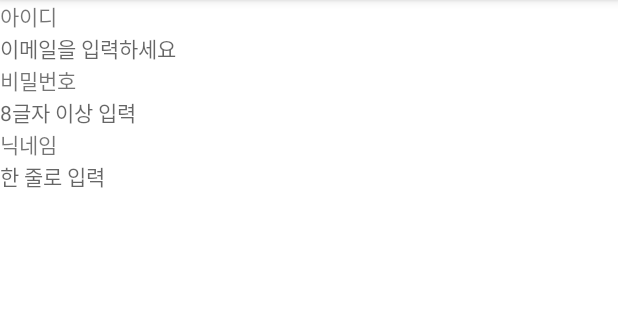
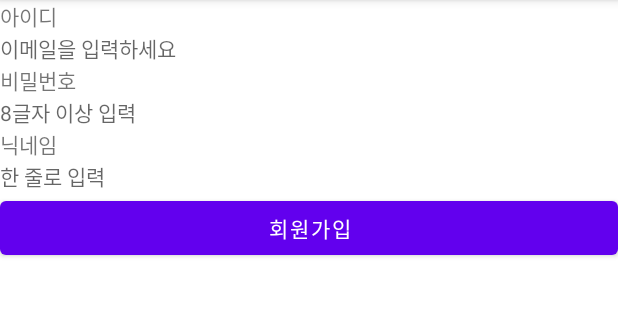
Before and after one commit to jyunz/SignUpActivity, an Android app: the screen it shows after launch (MainActivity), on a phone screen of 412 x 824 dp, the part 84-404 px from its top. Run offline under Robolectric (Android 15) with nearby library versions, the phone set to English and light mode, and no system bars.

Commit message:
button 태그 체험

```diff
--- a/app/src/main/res/layout/activity_main.xml
+++ b/app/src/main/res/layout/activity_main.xml
@@ -42,4 +42,8 @@
 <!--        android:imeOptions="actionSearch"-->
 <!--         엔터키의 변경에 관한 옵션            -->
 
+    <Button
+        android:layout_width="match_parent"
+        android:layout_height="wrap_content"
+        android:text="회원가입"/>
 </LinearLayout>
```
